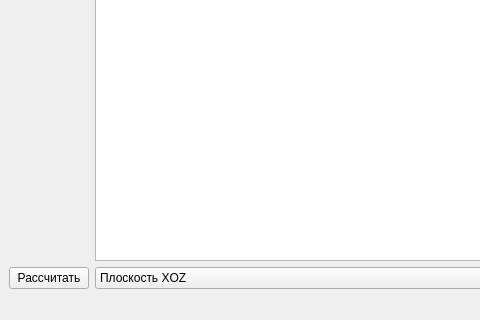
This is mainwindow.ui in cool-palace/Collaborative-Robot as Qt 5 draws it before an edit; both pictures show x 0 to 480 and y 130 to 450 of the 700 by 450 pixel window. The edited form follows.
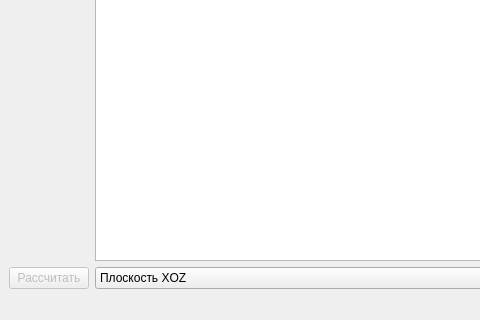
This is the edited form.

Commit message: Calculate button left enabled for loading settings

What changed in the file:
```diff
--- a/mainwindow.ui
+++ b/mainwindow.ui
@@ -19,6 +19,9 @@
      <layout class="QGridLayout" name="gridLayout">
       <item row="1" column="1">
        <widget class="QPushButton" name="calculate">
+        <property name="enabled">
+         <bool>false</bool>
+        </property>
         <property name="text">
          <string>Рассчитать</string>
         </property>
```
The commit also changes 1 other file.
